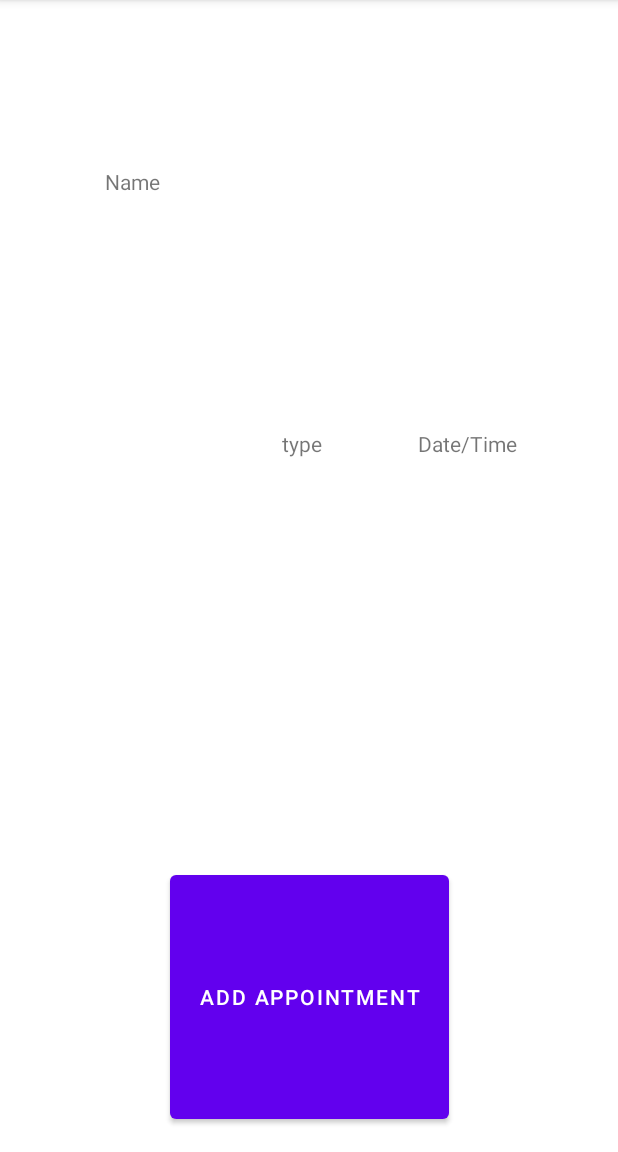
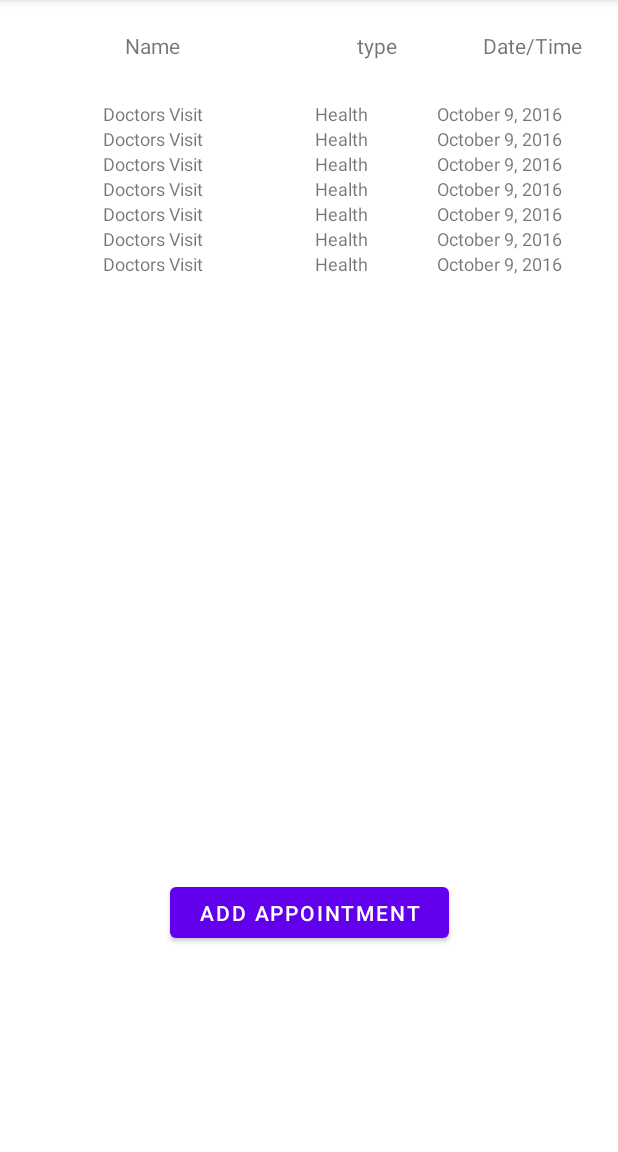
Before and after one commit to jamu544/appointment-reminder, an Android app: the screen it shows after launch (MainActivity), on a phone screen of 412 x 824 dp, the part 84-1236 px from its top. Run offline under Robolectric (Android 15) with nearby library versions, the phone set to English and light mode, and no system bars.

Commit message:
added pojo class and java class in main activity

```diff
--- /dev/null
+++ b/app/src/main/java/android/com/jamsand/io/appointmentreminder/Appointment.java
@@ -0,0 +1,24 @@
+package android.com.jamsand.io.appointmentreminder;
+
+public class Appointment {
+
+    public String name;
+    public String type;
+    public String monthDate;
+    public int dayDate;
+    public int yearDate;
+    public int hourTime;
+    public int minuteTime;
+    public String AMorPMTime;
+
+    public Appointment(String name, String type, String monthDate, int dayDate, int yearDate, int hourTime, int minuteTime, String AMorPMTime) {
+        this.name = name;
+        this.type = type;
+        this.monthDate = monthDate;
+        this.dayDate = dayDate;
+        this.yearDate = yearDate;
+        this.hourTime = hourTime;
+        this.minuteTime = minuteTime;
+        this.AMorPMTime = AMorPMTime;
+    }
+}
--- a/app/src/main/java/android/com/jamsand/io/appointmentreminder/MainActivity.java
+++ b/app/src/main/java/android/com/jamsand/io/appointmentreminder/MainActivity.java
@@ -2,17 +2,98 @@ package android.com.jamsand.io.appointmentreminder;
 
 import androidx.appcompat.app.AppCompatActivity;
 
+import android.content.Intent;
 import android.os.Bundle;
+import android.view.Gravity;
 import android.view.View;
+import android.widget.TableLayout;
+import android.widget.TableRow;
+import android.widget.TextView;
+
+import java.text.SimpleDateFormat;
+import java.util.ArrayList;
+import java.util.Objects;
 
 public class MainActivity extends AppCompatActivity {
+
+    public ArrayList<Appointment> appointmentArrayList = new ArrayList<Appointment>();
 
     @Override
     protected void onCreate(Bundle savedInstanceState) {
         super.onCreate(savedInstanceState);
         setContentView(R.layout.activity_main);
+        createSomeTestAppointmentsToStartWith();
     }
 
-    public void AddApointmentBtn(View view) {
+    private void createSomeTestAppointmentsToStartWith() {
+        appointmentArrayList.add(new Appointment("Doctors Visit", "Health",  "October", 9, 2016,  9,  00,  "AM"));
+        appointmentArrayList.add(new Appointment("Doctors Visit", "Health",  "October", 9, 2016,  9,  00,  "AM"));
+        appointmentArrayList.add(new Appointment("Doctors Visit", "Health",  "October", 9, 2016,  9,  00,  "AM"));
+        appointmentArrayList.add(new Appointment("Doctors Visit", "Health",  "October", 9, 2016,  9,  00,  "AM"));
+        appointmentArrayList.add(new Appointment("Doctors Visit", "Health",  "October", 9, 2016,  9,  00,  "AM"));
+        appointmentArrayList.add(new Appointment("Doctors Visit", "Health",  "October", 9, 2016,  9,  00,  "AM"));
+        appointmentArrayList.add(new Appointment("Doctors Visit", "Health",  "October", 9, 2016,  9,  00,  "AM"));
+
+        for (int i = 0; i < appointmentArrayList.size(); i++) {
+            populateTable(i);
+        }
+    }
+
+    private String setToDateAndTime(Appointment appointment){
+        long currentDatAndTime = System.currentTimeMillis();
+        SimpleDateFormat formDate = new SimpleDateFormat("MMM d, yyyy");
+
+        String todaysDate = formDate.format(currentDatAndTime);
+        String passDate = appointment.monthDate+" "+ appointment.dayDate+", "+appointment.yearDate;
+
+        if(Objects.equals(todaysDate, passDate)){
+            return appointment.hourTime+":"+appointment.dayDate+" "+appointment.AMorPMTime;
+        }
+
+        return appointment.monthDate+" "+appointment.dayDate+", "+appointment.yearDate;
+    }
+
+    private void populateTable(int arrayListCounter) {
+        TableLayout appointmentTBL = (TableLayout)  findViewById(R.id.tblTaskContent);
+
+        TableRow newTableRow = new TableRow(this);
+        TableRow.LayoutParams lp = new TableRow.LayoutParams(TableRow.LayoutParams.MATCH_PARENT, TableRow.LayoutParams.WRAP_CONTENT);
+        newTableRow.setLayoutParams(lp);
+
+        TextView txtvName = new TextView(this);
+        txtvName.setLayoutParams(lp);
+        txtvName.setGravity(Gravity.CENTER);
+        txtvName.setText(appointmentArrayList.get(arrayListCounter).name);
+        txtvName.setWidth(140);
+        txtvName.setTextSize(12);
+        txtvName.setTextAlignment(View.TEXT_ALIGNMENT_CENTER);
+
+        TextView txtvType = new TextView(this);
+        txtvType.setLayoutParams(lp);
+        txtvType.setGravity(Gravity.CENTER);
+        txtvType.setText(appointmentArrayList.get(arrayListCounter).type);
+        txtvType.setWidth(140);
+        txtvType.setTextSize(12);
+        txtvType.setTextAlignment(View.TEXT_ALIGNMENT_CENTER);
+
+        TextView txtvDate = new TextView(this);
+        txtvDate.setLayoutParams(lp);
+        txtvDate.setGravity(Gravity.CENTER);
+        txtvDate.setText(setToDateAndTime(appointmentArrayList.get(arrayListCounter)));
+        txtvDate.setWidth(140);
+        txtvDate.setTextSize(12);
+        txtvDate.setTextAlignment(View.TEXT_ALIGNMENT_CENTER);
+
+        newTableRow.addView(txtvName);
+        newTableRow.addView(txtvType);
+        newTableRow.addView(txtvDate);
+       appointmentTBL.addView(newTableRow,arrayListCounter+1);
+
+
+    }
+
+
+    public void AddAppointmentBtn(View view) {
+        startActivityForResult(new Intent(this, AddAppointmentActivity.class), 1);
     }
 }
--- a/app/src/main/res/layout/activity_main.xml
+++ b/app/src/main/res/layout/activity_main.xml
@@ -1,103 +1,113 @@
 <?xml version="1.0" encoding="utf-8"?>
-<androidx.constraintlayout.widget.ConstraintLayout xmlns:android="http://schemas.android.com/apk/res/android"
+<androidx.constraintlayout.widget.ConstraintLayout
+    xmlns:android="http://schemas.android.com/apk/res/android"
     xmlns:app="http://schemas.android.com/apk/res-auto"
-    xmlns:tools="http://schemas.android.com/tools"
-    android:layout_width="match_parent"
+    xmlns:tools="http://schemas.android.com/tools" android:layout_width="match_parent"
     android:layout_height="match_parent"
     tools:context=".MainActivity">
 
+    <TextView
+        android:id="@+id/textView3"
+        android:layout_width="140dp"
+        android:layout_height="29dp"
+        android:gravity="center"
+        android:text="@string/name"
+        app:layout_constraintBaseline_toBaselineOf="@+id/textView2"
+        app:layout_constraintLeft_toLeftOf="@+id/scrollView2"
+        tools:layout_editor_absoluteX="11dp"
+        tools:layout_editor_absoluteY="16dp" />
 
-    <Button
-        android:id="@+id/addAppointmentButton"
-        android:layout_width="186dp"
-        android:layout_height="0dp"
-        android:layout_marginBottom="16dp"
-        android:onClick="AddApointmentBtn"
-        android:text="@string/add_appointment"
-        app:layout_constraintBottom_toBottomOf="parent"
-        app:layout_constraintEnd_toEndOf="parent"
-        app:layout_constraintStart_toStartOf="parent"
-        app:layout_constraintTop_toBottomOf="@+id/scrollView2" />
+    <TextView
+        android:id="@+id/textView2"
+        android:layout_width="109dp"
+        android:layout_height="29dp"
+        android:layout_marginBottom="3dp"
+        android:layout_marginRight="106dp"
+        android:layout_marginTop="16dp"
+        android:gravity="center"
+        android:text="@string/type"
+        android:textSize="14sp"
+        app:layout_constraintBottom_toTopOf="@+id/scrollView2"
+        app:layout_constraintRight_toRightOf="parent"
+        app:layout_constraintTop_toTopOf="parent"
+        app:layout_constraintVertical_bias="0.0" />
+
+    <TextView
+        android:id="@+id/textView"
+        android:layout_width="97dp"
+        android:layout_height="29dp"
+        android:gravity="center"
+        android:text="@string/date_time"
+        android:textAppearance="@style/TextAppearance.AppCompat.Small"
+        android:textSize="14sp"
+        app:layout_constraintBaseline_toBaselineOf="@+id/textView2"
+        app:layout_constraintLeft_toRightOf="@+id/textView2" />
 
     <ScrollView
         android:id="@+id/scrollView2"
-        android:layout_width="0dp"
-        android:layout_height="0dp"
-        android:layout_marginStart="22dp"
-        android:layout_marginEnd="22dp"
-        android:layout_marginBottom="18dp"
-        app:layout_constraintBottom_toTopOf="@+id/addAppointmentButton"
-        app:layout_constraintEnd_toEndOf="parent"
-        app:layout_constraintStart_toStartOf="parent"
-        app:layout_constraintTop_toBottomOf="@+id/tvDateTimeMain">
+        android:layout_width="350dp"
+        android:layout_height="400dp"
+        android:layout_marginBottom="48dp"
+        android:layout_marginLeft="11dp"
+        android:layout_marginRight="11dp"
+        android:layout_marginTop="48dp"
+        app:layout_constraintBottom_toBottomOf="parent"
+        app:layout_constraintLeft_toLeftOf="parent"
+        app:layout_constraintRight_toRightOf="parent"
+        app:layout_constraintTop_toTopOf="parent"
+        app:layout_constraintVertical_bias="0.0">
 
         <TableLayout
+            android:id="@+id/tblTaskContent"
             android:layout_width="match_parent"
             android:layout_height="wrap_content"
+            android:shrinkColumns="0"
             android:stretchColumns="1">
 
             <TableRow
                 android:layout_width="match_parent"
                 android:layout_height="match_parent"
-                android:gravity="center|center_horizontal|center_vertical">
+                android:gravity="center_vertical|center_horizontal|center"
+                android:orientation="horizontal"
+                android:textAlignment="center">
 
                 <TextView
-                    android:id="@+id/nameTableTextView"
-                    android:layout_width="87dp"
+                    android:id="@+id/textView6"
+                    android:layout_width="140dp"
                     android:layout_height="wrap_content"
                     android:gravity="center"
-                    android:textAppearance="@android:style/TextAppearance.Material.Small" />
+                    android:textAppearance="@android:style/TextAppearance.DeviceDefault.Widget" />
 
                 <TextView
-                    android:id="@+id/typeTextViewTable"
-                    android:layout_width="93dp"
-                    android:layout_height="wrap_content"
+                    android:id="@+id/textView5"
+                    android:layout_width="87dp"
+                    android:layout_height="match_parent"
                     android:gravity="left" />
 
                 <TextView
-                    android:id="@+id/tvDateTimeTable"
+                    android:id="@+id/textView4"
                     android:layout_width="97dp"
                     android:layout_height="wrap_content"
-                    android:gravity="center" />
+                    android:gravity="center"
+                    android:textAppearance="@style/TextAppearance.AppCompat" />
             </TableRow>
 
         </TableLayout>
     </ScrollView>
 
-    <TextView
-        android:id="@+id/tvDateTimeMain"
-        android:layout_width="0dp"
-        android:layout_height="0dp"
-        android:layout_marginEnd="45dp"
-        android:layout_marginBottom="2dp"
-        android:gravity="center"
-        android:text="@string/date_time"
-        app:layout_constraintBottom_toTopOf="@+id/scrollView2"
-        app:layout_constraintEnd_toEndOf="parent"
-        app:layout_constraintStart_toEndOf="@+id/tvTypeMain"
-        app:layout_constraintTop_toBottomOf="@+id/tvNameMain" />
+    <Button
+        android:id="@+id/button"
+        android:layout_width="186dp"
+        android:layout_height="46dp"
+        android:layout_marginBottom="9dp"
+        android:layout_marginTop="9dp"
+        android:onClick="AddAppointmentBtn"
+        android:text="ADD APPOINTMENT"
+        app:layout_constraintBottom_toBottomOf="parent"
+        app:layout_constraintLeft_toLeftOf="parent"
+        app:layout_constraintRight_toRightOf="parent"
+        app:layout_constraintTop_toBottomOf="@+id/scrollView2"
+        tools:layout_editor_absoluteX="116dp"
+        tools:layout_editor_absoluteY="478dp" />
 
-    <TextView
-        android:id="@+id/tvNameMain"
-        android:layout_width="0dp"
-        android:layout_height="0dp"
-        android:layout_marginStart="33dp"
-        android:layout_marginTop="34dp"
-        android:layout_marginEnd="3dp"
-        android:gravity="center"
-        android:text="@string/name"
-        app:layout_constraintBottom_toTopOf="@+id/tvDateTimeMain"
-        app:layout_constraintEnd_toStartOf="@+id/tvTypeMain"
-        app:layout_constraintStart_toStartOf="parent"
-        app:layout_constraintTop_toTopOf="parent" />
-
-    <TextView
-        android:id="@+id/tvTypeMain"
-        android:layout_width="0dp"
-        android:layout_height="29dp"
-        android:gravity="center"
-        android:text="@string/type"
-        app:layout_constraintBaseline_toBaselineOf="@+id/tvDateTimeMain"
-        app:layout_constraintEnd_toStartOf="@+id/tvDateTimeMain"
-        app:layout_constraintStart_toEndOf="@+id/tvNameMain" />
 </androidx.constraintlayout.widget.ConstraintLayout>
```
Also changed, not shown: app/src/main/res/layout/activity_add_appointment.xml (+71 -63 lines), app/src/main/res/layout/activity_add_appointment2.xml (added, +84 -0 lines), app/src/main/res/layout/activity_main2.xml (added, +103 -0 lines).
